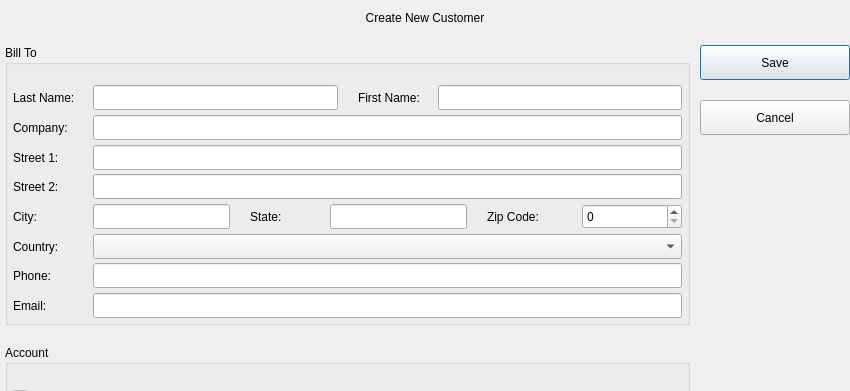
First picture: the form in src/ui/create_customer_dialog.ui, repository micronesianmacarthur/eixn-pos, before the edit; both pictures show x 0 to 850 and y 0 to 391 of the 850 by 690 pixel window.
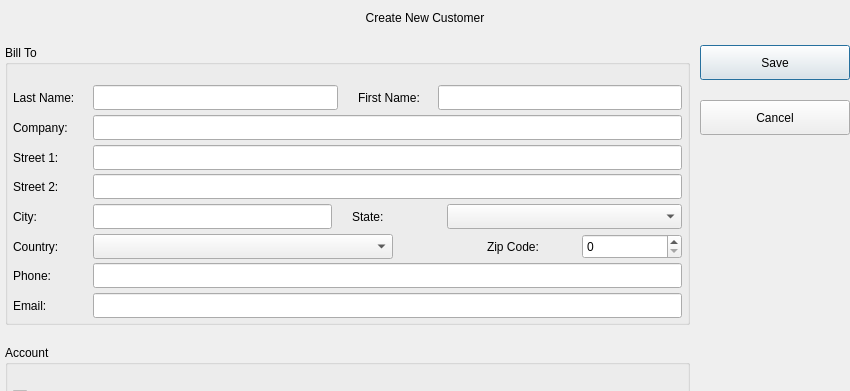
Second picture: the form after the edit. Icons and pictures are not drawn.

Commit message: modified: create_customer_dialog

What changed in the file:
```diff
--- a/src/ui/create_customer_dialog.ui
+++ b/src/ui/create_customer_dialog.ui
@@ -383,7 +383,7 @@
              </layout>
             </item>
             <item>
-             <layout class="QHBoxLayout" name="horizontalLayout_14">
+             <layout class="QHBoxLayout" name="horizontalLayout_25">
               <property name="spacing">
                <number>20</number>
               </property>
@@ -431,9 +431,6 @@
               </item>
               <item>
                <layout class="QHBoxLayout" name="horizontalLayout_7">
-                <property name="spacing">
-                 <number>5</number>
-                </property>
                 <item>
                  <widget class="QLabel" name="lb_state">
                   <property name="minimumSize">
@@ -454,10 +451,10 @@
                  </widget>
                 </item>
                 <item>
-                 <widget class="QLineEdit" name="le_state">
+                 <widget class="QComboBox" name="cb_state">
                   <property name="minimumSize">
                    <size>
-                    <width>0</width>
+                    <width>235</width>
                     <height>25</height>
                    </size>
                   </property>
@@ -470,6 +467,68 @@
                  </widget>
                 </item>
                </layout>
+              </item>
+             </layout>
+            </item>
+            <item>
+             <layout class="QHBoxLayout" name="horizontalLayout_14">
+              <property name="spacing">
+               <number>20</number>
+              </property>
+              <item>
+               <layout class="QHBoxLayout" name="horizontalLayout_9">
+                <property name="spacing">
+                 <number>5</number>
+                </property>
+                <item>
+                 <widget class="QLabel" name="lb_country">
+                  <property name="minimumSize">
+                   <size>
+                    <width>75</width>
+                    <height>25</height>
+                   </size>
+                  </property>
+                  <property name="maximumSize">
+                   <size>
+                    <width>75</width>
+                    <height>25</height>
+                   </size>
+                  </property>
+                  <property name="text">
+                   <string>Country:</string>
+                  </property>
+                 </widget>
+                </item>
+                <item>
+                 <widget class="QComboBox" name="cb_country">
+                  <property name="minimumSize">
+                   <size>
+                    <width>300</width>
+                    <height>25</height>
+                   </size>
+                  </property>
+                  <property name="maximumSize">
+                   <size>
+                    <width>16777215</width>
+                    <height>25</height>
+                   </size>
+                  </property>
+                 </widget>
+                </item>
+               </layout>
+              </item>
+              <item>
+               <spacer name="horizontalSpacer_3">
+                <property name="orientation">
+                 <enum>Qt::Orientation::Horizontal</enum>
+                </property>
+                <property name="sizeHint" stdset="0">
+                 <size>
+                  <width>40</width>
+                  <height>20</height>
+                 </size>
+                </property>
+               </spacer>
               </item>
               <item>
                <layout class="QHBoxLayout" name="horizontalLayout_8">
@@ -506,54 +565,15 @@
                     <height>25</height>
                    </size>
                   </property>
+                  <property name="maximum">
+                   <number>999999999</number>
+                  </property>
                  </widget>
                 </item>
                </layout>
               </item>
              </layout>
             </item>
-            <item>
-             <layout class="QHBoxLayout" name="horizontalLayout_9">
-              <property name="spacing">
-               <number>5</number>
-              </property>
-              <item>
-               <widget class="QLabel" name="lb_country">
-                <property name="minimumSize">
-                 <size>
-                  <width>75</width>
-                  <height>25</height>
-                 </size>
-                </property>
-                <property name="maximumSize">
-                 <size>
-                  <width>75</width>
-                  <height>25</height>
-                 </size>
-                </property>
-                <property name="text">
-                 <string>Country:</string>
-                </property>
-               </widget>
-              </item>
-              <item>
-               <widget class="QComboBox" name="cb_country">
-                <property name="minimumSize">
-                 <size>
-                  <width>0</width>
-                  <height>25</height>
-                 </size>
-                </property>
-                <property name="maximumSize">
-                 <size>
-                  <width>16777215</width>
-                  <height>25</height>
-                 </size>
-                </property>
-               </widget>
-              </item>
-             </layout>
-            </item>
             <item>
              <layout class="QHBoxLayout" name="horizontalLayout_11">
               <property name="spacing">
```
Left out of the diff: 6 changed lines with no effect on the pictures. The commit also changes 11 other files.
